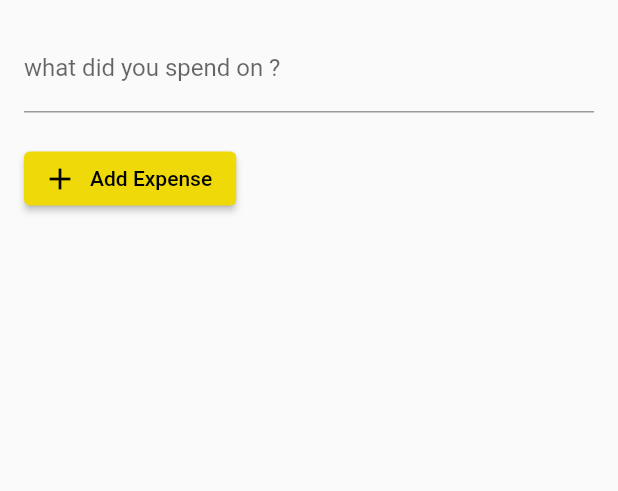
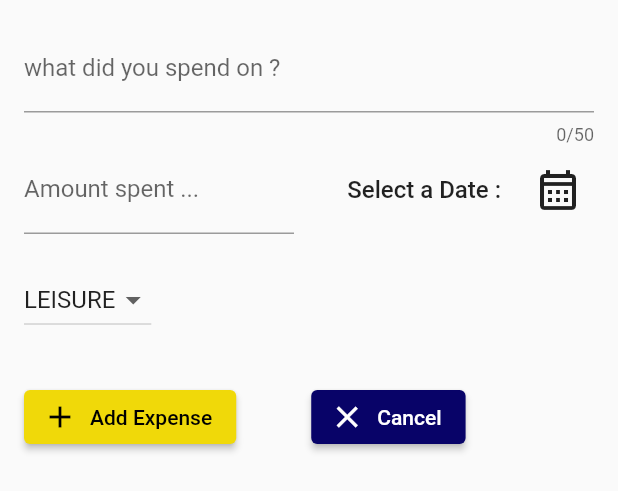
Before and after one commit to notrayo/expense-tracker-app2, a Flutter app: the NewExpenseWidget widget shown alone on an empty page, opened directly, on a phone screen of 412 x 824 dp. Shown: the top 491 px of the screen. Run offline on Flutter 3.47's test engine with Material 2 defaults, Android fonts, the phone set to English and light mode, and no system bars.

Commit message:
updated the modal bottom sheet

```diff
--- a/lib/widgets/new_expense.dart
+++ b/lib/widgets/new_expense.dart
@@ -1,4 +1,5 @@
 import 'package:flutter/material.dart';
+import '../models/expense.dart';
 
 class NewExpenseWidget extends StatefulWidget {
   const NewExpenseWidget({super.key});
@@ -8,6 +9,35 @@ class NewExpenseWidget extends StatefulWidget {
 }
 
 class _NewExpenseWidgetState extends State<NewExpenseWidget> {
+  Category _selectedCategory = Category.leisure;
+
+  final _titleController = TextEditingController();
+  final _amountController = TextEditingController();
+  DateTime? _selectedDate;
+
+  void _presentDatePicker() async {
+    final now = DateTime.now();
+    final firstDate = DateTime(now.year - 1, now.month, now.day);
+    final lastDate = DateTime(now.year + 2, now.month, now.day);
+    final pickedDate = await showDatePicker(
+        context: context,
+        initialDate: now,
+        firstDate: firstDate,
+        lastDate: lastDate);
+
+    setState(() {
+      _selectedDate = pickedDate;
+    });
+  }
+
+  //disposing the controller data to avoid unnecessary controller cache
+
+  @override
+  void dispose() {
+    _titleController.dispose();
+    super.dispose();
+  }
+
   @override
   Widget build(BuildContext context) {
     return Padding(
@@ -15,14 +45,91 @@ class _NewExpenseWidgetState extends State<NewExpenseWidget> {
       child: Column(
         crossAxisAlignment: CrossAxisAlignment.start,
         children: [
-          const TextField(
-            decoration: InputDecoration(label: Text('what did you spend on ?')),
+          TextField(
+            decoration:
+                const InputDecoration(label: Text('what did you spend on ?')),
+            maxLength: 50,
+            //onChanged: _saveTitleInput
+            controller: _titleController,
+          ),
+          // const SizedBox(
+          //   height: 10,
+          // ),
+          Row(
+            children: [
+              Expanded(
+                child: TextField(
+                  decoration: const InputDecoration(
+                    prefix: Text('Ksh. '),
+                    label: Text('Amount spent ...'),
+                  ),
+                  keyboardType: TextInputType.number,
+                  controller: _amountController,
+                ),
+              ),
+              const SizedBox(
+                width: 20,
+              ),
+              Expanded(
+                child: Row(
+                  mainAxisAlignment: MainAxisAlignment.end,
+                  children: [
+                    Text(
+                      _selectedDate == null
+                          ? 'Select a Date : '
+                          : dateFormatter.format(_selectedDate!),
+                      style: const TextStyle(
+                          fontWeight: FontWeight.w500, fontSize: 16),
+                    ),
+                    const SizedBox(
+                      width: 10,
+                    ),
+                    IconButton(
+                        onPressed: () {
+                          _presentDatePicker();
+                        },
+                        icon: const Icon(
+                          Icons.calendar_month_outlined,
+                          size: 32,
+                        ))
+                  ],
+                ),
+              )
+            ],
           ),
           const SizedBox(
             height: 20,
           ),
+          DropdownButton(
+              //hint: const Text('choose category : '),
+              value: _selectedCategory,
+              items: Category.values
+                  .map((cat) => DropdownMenuItem(
+                        value: cat,
+                        child: Text(cat.name.toUpperCase()),
+                      ))
+                  .toList(),
+              onChanged: (value) {
+                //print(value);
+                if (value == null) {
+                  return;
+                }
+                setState(() {
+                  _selectedCategory = value;
+                });
+              }),
+
+          const SizedBox(
+            height: 30,
+          ),
+          Row(
+            children: [
               ElevatedButton.icon(
-            onPressed: () {},
+                onPressed: () {
+                  print(
+                    _amountController.text,
+                  );
+                },
                 icon: const Icon(
                   Icons.add,
                   color: Colors.black,
@@ -33,20 +140,20 @@ class _NewExpenseWidgetState extends State<NewExpenseWidget> {
                 ),
                 style: ElevatedButton.styleFrom(
                     backgroundColor: const Color.fromARGB(255, 240, 217, 9)),
+              ),
+              const SizedBox(
+                width: 50,
+              ),
+              ElevatedButton.icon(
+                  onPressed: () {
+                    Navigator.pop(context);
+                  },
+                  icon: const Icon(Icons.close),
+                  label: const Text('Cancel'),
+                  style: ElevatedButton.styleFrom(
+                      backgroundColor: const Color.fromARGB(255, 8, 3, 104)))
+            ],
           )
-          // Row(
-          //   children: [
-          //     const TextField(
-          //       decoration: InputDecoration(
-          //         label: Text('amount spent ?'),
-          //       ),
-          //       keyboardType: TextInputType.number,
-          //     ),
-          //     IconButton(
-          //         onPressed: () {},
-          //         icon: const Icon(Icons.calendar_month_outlined))
-          //   ],
-          // )
         ],
       ),
     );
```
Lines whose indentation alone changed are shown as unchanged.
